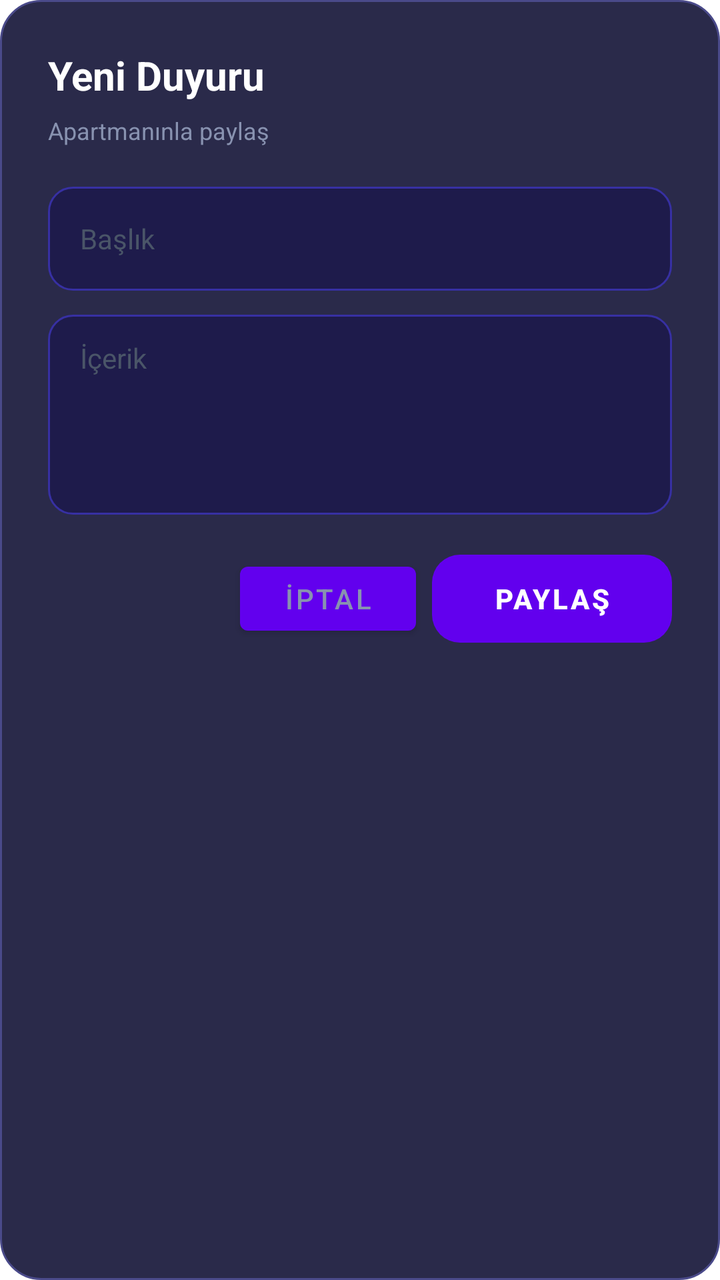
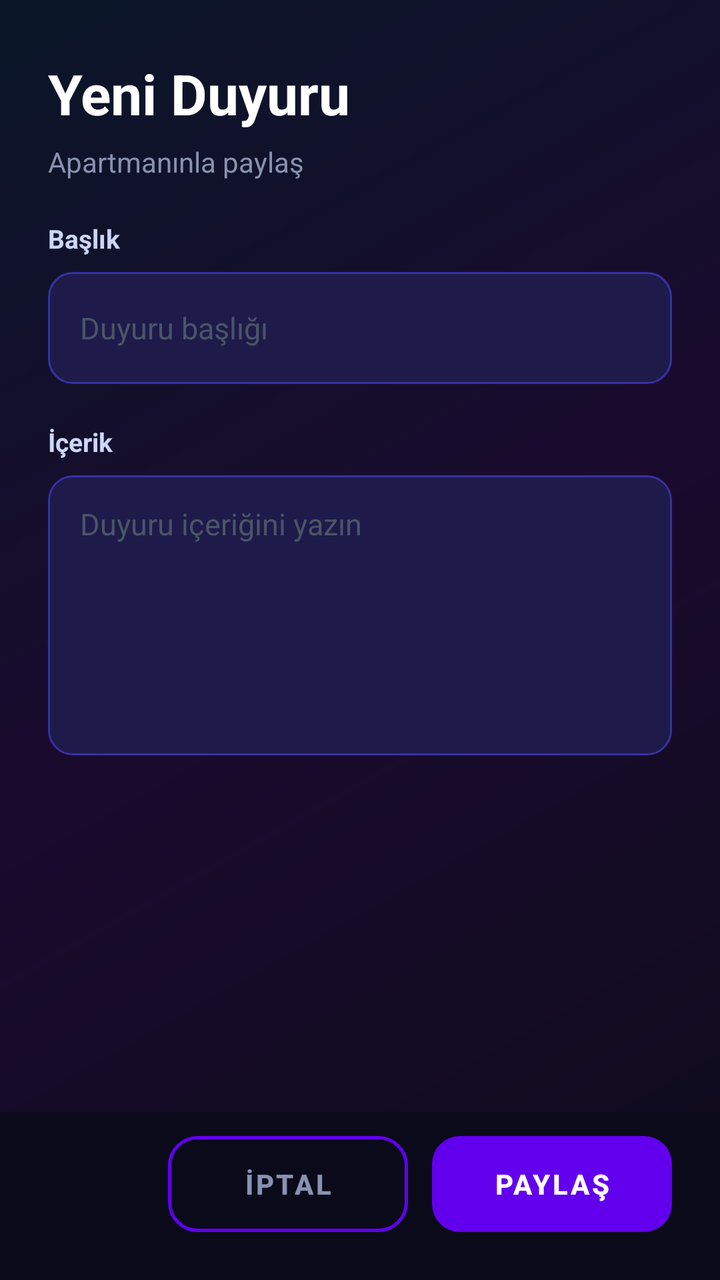

An Android layout rendered at two revisions. The XML below is the earlier revision; the diff shows what the commit changed to produce the second picture.
<!-- AndroidManifest.xml: application theme Theme.Neighborboard -->
<!-- res/layout/dialog_add_announcement.xml -->
<?xml version="1.0" encoding="utf-8"?>
<LinearLayout xmlns:android="http://schemas.android.com/apk/res/android"
    android:layout_width="match_parent"
    android:layout_height="wrap_content"
    android:orientation="vertical"
    android:background="@drawable/bg_glass_card"
    android:padding="24dp">

    <TextView
        android:layout_width="wrap_content"
        android:layout_height="wrap_content"
        android:text="Yeni Duyuru"
        android:textSize="20sp"
        android:textStyle="bold"
        android:textColor="#FFFFFF"
        android:layout_marginBottom="6dp"/>

    <TextView
        android:layout_width="wrap_content"
        android:layout_height="wrap_content"
        android:text="Apartmanınla paylaş"
        android:textSize="12sp"
        android:textColor="#8892B0"
        android:layout_marginBottom="20dp"/>

    <EditText
        android:id="@+id/etTitle"
        android:layout_width="match_parent"
        android:layout_height="52dp"
        android:background="@drawable/bg_input_dark"
        android:hint="Başlık"
        android:paddingStart="16dp"
        android:paddingEnd="16dp"
        android:textSize="14sp"
        android:textColor="#FFFFFF"
        android:textColorHint="#4A5568"
        android:layout_marginBottom="12dp"/>

    <EditText
        android:id="@+id/etContent"
        android:layout_width="match_parent"
        android:layout_height="100dp"
        android:background="@drawable/bg_input_dark"
        android:hint="İçerik"
        android:paddingStart="16dp"
        android:paddingEnd="16dp"
        android:paddingTop="12dp"
        android:textSize="14sp"
        android:textColor="#FFFFFF"
        android:textColorHint="#4A5568"
        android:gravity="top"
        android:layout_marginBottom="20dp"/>

    <LinearLayout
        android:layout_width="match_parent"
        android:layout_height="wrap_content"
        android:orientation="horizontal"
        android:gravity="end">

        <Button
            android:id="@+id/btnCancel"
            android:layout_width="wrap_content"
            android:layout_height="44dp"
            android:text="İptal"
            android:textColor="#8892B0"
            android:background="@null"
            android:layout_marginEnd="8dp"/>

        <Button
            android:id="@+id/btnSubmit"
            android:layout_width="120dp"
            android:layout_height="44dp"
            android:text="Paylaş"
            android:textColor="#FFFFFF"
            android:textStyle="bold"
            android:background="@drawable/bg_button_gradient"
            android:stateListAnimator="@null"/>

    </LinearLayout>

</LinearLayout>
<!-- resources referenced by this layout -->
<resources>
  <!-- drawable bg_button_gradient (drawable) -->
  <?xml version="1.0" encoding="utf-8"?>
  <shape xmlns:android="http://schemas.android.com/apk/res/android"
      android:shape="rectangle">
      <gradient
          android:startColor="#6C63FF"
          android:endColor="#3B82F6"
          android:angle="0"
          android:type="linear"/>
      <corners android:radius="14dp"/>
  </shape>
  <!-- drawable bg_glass_card (drawable) -->
  <?xml version="1.0" encoding="utf-8"?>
  <shape xmlns:android="http://schemas.android.com/apk/res/android"
      android:shape="rectangle">
      <solid android:color="#2A2A4A"/>
      <corners android:radius="20dp"/>
      <stroke android:width="1dp" android:color="#4A4A8A"/>
  </shape>
  <!-- drawable bg_input_dark (drawable) -->
  <?xml version="1.0" encoding="utf-8"?>
  <shape xmlns:android="http://schemas.android.com/apk/res/android"
      android:shape="rectangle">
      <solid android:color="#1E1B4B"/>
      <corners android:radius="12dp"/>
      <stroke android:width="1dp" android:color="#3730A3"/>
  </shape>
  <style name="Theme.Neighborboard" parent="Theme.MaterialComponents.Light.NoActionBar">
          <item name="colorPrimary">#6200EE</item>
          <item name="colorPrimaryVariant">#3700B3</item>
          <item name="colorOnPrimary">#FFFFFF</item>
          <item name="colorSecondary">#03DAC5</item>
          <item name="colorOnSecondary">#000000</item>
      </style>
</resources>

<!-- the commit's change to res/layout/dialog_add_announcement.xml (unified diff, before → after) -->
@@ -1,75 +1,128 @@
 <?xml version="1.0" encoding="utf-8"?>
 <LinearLayout xmlns:android="http://schemas.android.com/apk/res/android"
     android:layout_width="match_parent"
-    android:layout_height="wrap_content"
+    android:layout_height="match_parent"
     android:orientation="vertical"
-    android:background="@drawable/bg_glass_card"
-    android:padding="24dp">
+    android:background="@drawable/bg_dark_gradient">
 
-    <TextView
-        android:layout_width="wrap_content"
+    
+    <LinearLayout
+        android:layout_width="match_parent"
         android:layout_height="wrap_content"
-        android:text="Yeni Duyuru"
-        android:textSize="20sp"
-        android:textStyle="bold"
-        android:textColor="#FFFFFF"
-        android:layout_marginBottom="6dp"/>
+        android:orientation="vertical"
+        android:paddingStart="24dp"
+        android:paddingEnd="24dp"
+        android:paddingTop="28dp"
+        android:paddingBottom="20dp">
 
-    <TextView
-        android:layout_width="wrap_content"
-        android:layout_height="wrap_content"
-        android:text="Apartmanınla paylaş"
-        android:textSize="12sp"
-        android:textColor="#8892B0"
-        android:layout_marginBottom="20dp"/>
+        <TextView
+            android:layout_width="wrap_content"
+            android:layout_height="wrap_content"
+            android:text="Yeni Duyuru"
+            android:textSize="28sp"
+            android:textStyle="bold"
+            android:textColor="#FFFFFF"
+            android:layout_marginBottom="6dp"/>
 
-    <EditText
-        android:id="@+id/etTitle"
+        <TextView
+            android:layout_width="wrap_content"
+            android:layout_height="wrap_content"
+            android:text="Apartmanınla paylaş"
+            android:textSize="14sp"
+            android:textColor="#8892B0"/>
+
+    </LinearLayout>
+
+    
+    <ScrollView
         android:layout_width="match_parent"
-        android:layout_height="52dp"
-        android:background="@drawable/bg_input_dark"
-        android:hint="Başlık"
-        android:paddingStart="16dp"
-        android:paddingEnd="16dp"
-        android:textSize="14sp"
-        android:textColor="#FFFFFF"
-        android:textColorHint="#4A5568"
-        android:layout_marginBottom="12dp"/>
+        android:layout_height="0dp"
+        android:layout_weight="1">
 
-    <EditText
-        android:id="@+id/etContent"
-        android:layout_width="match_parent"
-        android:layout_height="100dp"
-        android:background="@drawable/bg_input_dark"
-        android:hint="İçerik"
-        android:paddingStart="16dp"
-        android:paddingEnd="16dp"
-        android:paddingTop="12dp"
-        android:textSize="14sp"
-        android:textColor="#FFFFFF"
-        android:textColorHint="#4A5568"
-        android:gravity="top"
-        android:layout_marginBottom="20dp"/>
+        <LinearLayout
+            android:layout_width="match_parent"
+            android:layout_height="wrap_content"
+            android:orientation="vertical"
+            android:paddingStart="24dp"
+            android:paddingEnd="24dp">
 
+            <TextView
+                android:layout_width="match_parent"
+                android:layout_height="wrap_content"
+                android:text="Başlık"
+                android:textSize="13sp"
+                android:textColor="#CCD6F6"
+                android:textStyle="bold"
+                android:layout_marginBottom="8dp"/>
+
+            <EditText
+                android:id="@+id/etTitle"
+                android:layout_width="match_parent"
+                android:layout_height="56dp"
+                android:background="@drawable/bg_input_dark"
+                android:hint="Duyuru başlığı"
+                android:paddingStart="16dp"
+                android:paddingEnd="16dp"
+                android:textSize="15sp"
+                android:textColor="#FFFFFF"
+                android:textColorHint="#4A5568"
+                android:layout_marginBottom="20dp"/>
+
+            <TextView
+                android:layout_width="match_parent"
+                android:layout_height="wrap_content"
+                android:text="İçerik"
+                android:textSize="13sp"
+                android:textColor="#CCD6F6"
+                android:textStyle="bold"
+                android:layout_marginBottom="8dp"/>
+
+            <EditText
+                android:id="@+id/etContent"
+                android:layout_width="match_parent"
+                android:layout_height="140dp"
+                android:background="@drawable/bg_input_dark"
+                android:hint="Duyuru içeriğini yazın"
+                android:paddingStart="16dp"
+                android:paddingEnd="16dp"
+                android:paddingTop="14dp"
+                android:textSize="15sp"
+                android:textColor="#FFFFFF"
+                android:textColorHint="#4A5568"
+                android:gravity="top"
+                android:layout_marginBottom="40dp"/>
+
+        </LinearLayout>
+
+    </ScrollView>
+
+    
     <LinearLayout
         android:layout_width="match_parent"
         android:layout_height="wrap_content"
         android:orientation="horizontal"
-        android:gravity="end">
+        android:paddingStart="24dp"
+        android:paddingEnd="24dp"
+        android:paddingTop="12dp"
+        android:paddingBottom="24dp"
+        android:gravity="end"
+        android:background="#0A0A1A">
 
         <Button
             android:id="@+id/btnCancel"
-            android:layout_width="wrap_content"
-            android:layout_height="44dp"
+            android:layout_width="120dp"
+            android:layout_height="48dp"
             android:text="İptal"
             android:textColor="#8892B0"
-            android:background="@null"
-            android:layout_marginEnd="8dp"/>
+            android:textStyle="bold"
+            android:background="@drawable/bg_button_outline"
+            android:stateListAnimator="@null"
+            android:layout_marginEnd="12dp"/>
 
         <Button
             android:id="@+id/btnSubmit"
             android:layout_width="120dp"
-            android:layout_height="44dp"
+            android:layout_height="48dp"
             android:text="Paylaş"
             android:textColor="#FFFFFF"
             android:textStyle="bold"
<!-- resource entries referenced after the edit -->
@@ -11,13 +11,23 @@
           android:type="linear"/>
       <corners android:radius="14dp"/>
   </shape>
-  <!-- drawable bg_glass_card (drawable) -->
+  <!-- drawable bg_button_outline (drawable) -->
   <?xml version="1.0" encoding="utf-8"?>
   <shape xmlns:android="http://schemas.android.com/apk/res/android"
       android:shape="rectangle">
-      <solid android:color="#2A2A4A"/>
-      <corners android:radius="20dp"/>
-      <stroke android:width="1dp" android:color="#4A4A8A"/>
+      <solid android:color="#00000000"/>
+      <corners android:radius="14dp"/>
+      <stroke android:width="1.5dp" android:color="#7C3AED"/>
+  </shape>
+  <!-- drawable bg_dark_gradient (drawable) -->
+  <?xml version="1.0" encoding="utf-8"?>
+  <shape xmlns:android="http://schemas.android.com/apk/res/android">
+      <gradient
+          android:startColor="#0D0D1A"
+          android:centerColor="#1A0A2E"
+          android:endColor="#0A1628"
+          android:angle="135"
+          android:type="linear"/>
   </shape>
   <!-- drawable bg_input_dark (drawable) -->
   <?xml version="1.0" encoding="utf-8"?>
